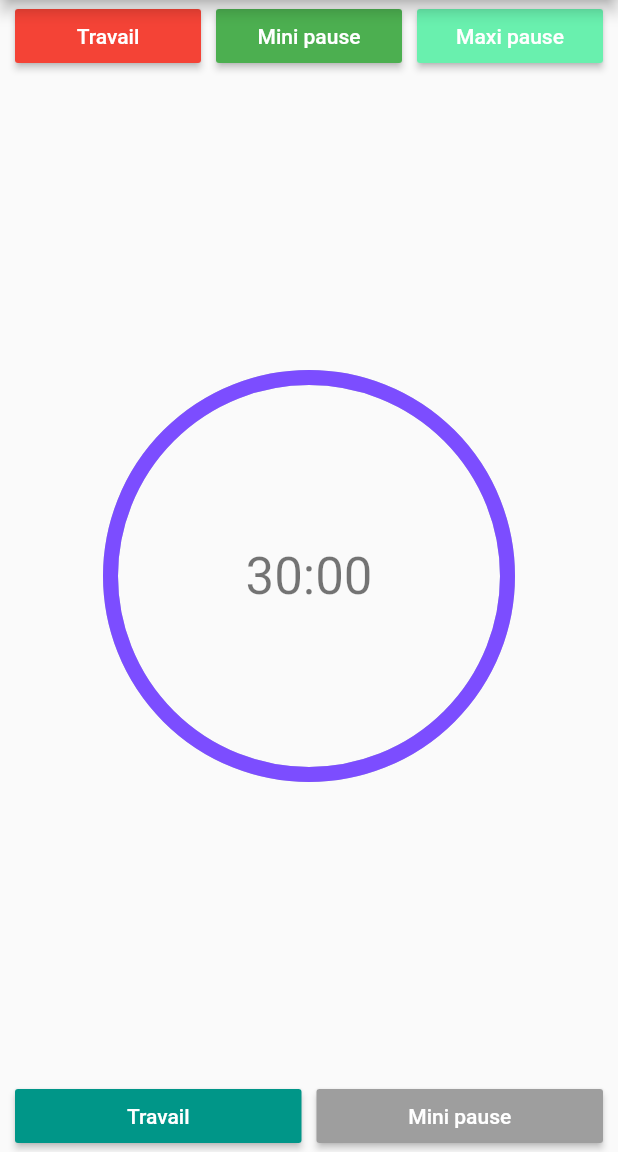
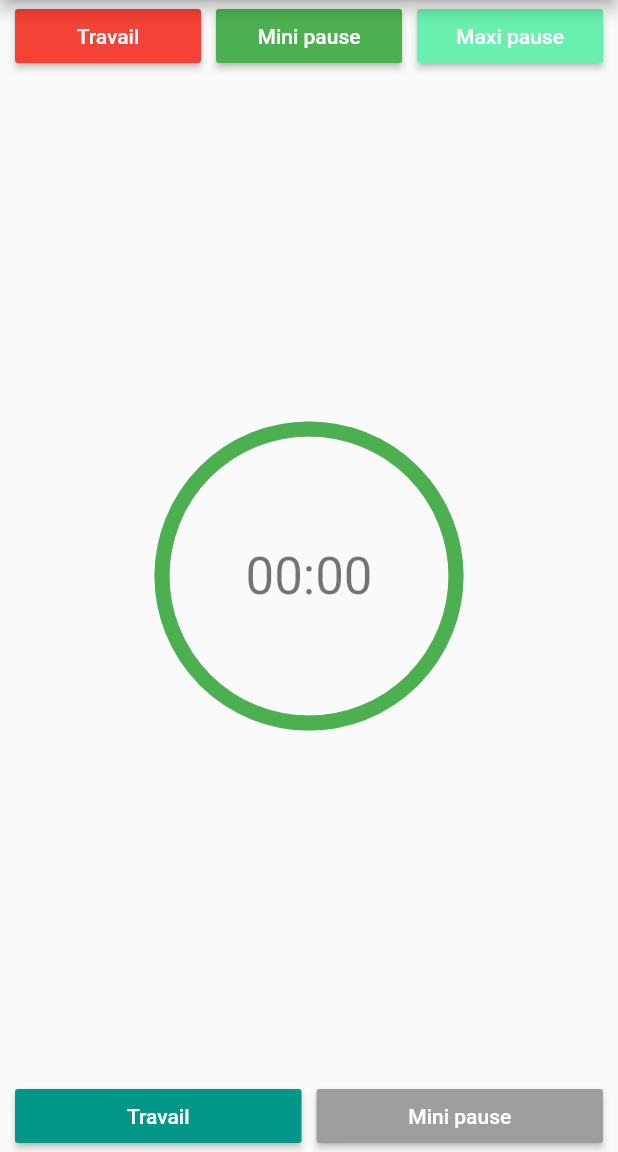
Before and after one commit to LePhostavius/TP2_FLUTTER, a Flutter app: the first screen one second after launch, on a phone screen of 412 x 824 dp, the part 84-1236 px from its top. Run offline on Flutter 3.47's test engine with Material 2 defaults, Android fonts, the phone set to English and light mode, and no system bars; drawn by our look-alikes of percent_indicator.

Commit message:
minuteur fonctionnel

```diff
--- /dev/null
+++ b/gestion_temps/lib/minuteur.dart
@@ -0,0 +1,48 @@
+import 'dart:async';
+
+class ModeleMinuteur {
+  String temps;
+  double pourcentage;
+
+  ModeleMinuteur(this.temps, this.pourcentage);
+}
+
+class Minuteur {
+  double _rayon = 1;
+  bool _estActif = true;
+  Duration _temps = Duration();
+  Duration _tempsTotal = Duration();
+  var tempsTravail = 3;
+
+  void demarrerTravail() {
+    _temps = Duration(minutes: tempsTravail);
+    _tempsTotal = Duration(minutes: tempsTravail);
+  }
+
+  String retournerTemps(Duration t) {
+    String minutes = (t.inMinutes < 10)
+        ? '0' + t.inMinutes.toString()
+        : t.inMinutes.toString();
+    int numSecondes = t.inSeconds - (t.inMinutes * 60);
+    String secondes = (numSecondes < 10)
+        ? '0' + numSecondes.toString()
+        : numSecondes.toString();
+    String tempsFormate = minutes + ':' + secondes;
+    return tempsFormate;
+  }
+
+  Stream<ModeleMinuteur> stream() async* {
+    yield* Stream.periodic(Duration(seconds: 1), (int a) {
+      String temps;
+      if (this._estActif) {
+        _temps = _temps - Duration(seconds: 1);
+        _rayon = _temps.inSeconds / _tempsTotal.inSeconds;
+        if (_temps.inSeconds <= 0) {
+          _estActif = false;
+        }
+      }
+      temps = retournerTemps(_temps);
+      return ModeleMinuteur(temps, _rayon);
+    });
+  }
+}
--- a/gestion_temps/lib/page_accueil_minuterie.dart
+++ b/gestion_temps/lib/page_accueil_minuterie.dart
@@ -4,15 +4,19 @@ import 'package:flutter/material.dart';
 import 'package:gestion_temps/main.dart';
 import 'widgets.dart';
 import 'package:percent_indicator/percent_indicator.dart';
+import 'minuteur.dart';
 
 class PageAccueilMinuterie extends StatelessWidget {
   const PageAccueilMinuterie({Key? key}) : super(key: key);
+
   int aRemplacer() {
     return 1;
   }
 
   @override
   Widget build(BuildContext context) {
+    Minuteur minuteur = new Minuteur();
+    minuteur.demarrerTravail();
     return Scaffold(
         appBar: AppBar(title: Text('Ma gestion du temps')),
         body: LayoutBuilder(
@@ -44,16 +48,26 @@ class PageAccueilMinuterie extends StatelessWidget {
               Padding(padding: EdgeInsets.all(REMPLISSAGE_DEFAUT))
             ]),
             Expanded(
-              child: CircularPercentIndicator(
-                radius: largeurDisponible / 3,
-                lineWidth: 10.0,
-                percent: 1,
-                center: Text(
-                  '30:00',
-                  style: Theme.of(context).textTheme.headline4,
-                ),
-                progressColor: Colors.deepPurpleAccent,
-              ),
+              child: StreamBuilder(
+                  initialData: ModeleMinuteur('00:00', 1),
+                  stream: minuteur.stream(),
+                  builder: (BuildContext context, AsyncSnapshot snapshot) {
+                    ModeleMinuteur minuteur = snapshot.data;
+                    return Container(
+                        child: CircularPercentIndicator(
+                      radius: largeurDisponible / 4,
+                      lineWidth: 10.0,
+                      // ignore: unnecessary_null_comparison
+                      percent: (minuteur.pourcentage == null)
+                          ? 1
+                          : minuteur.pourcentage,
+                      center: Text(
+                        (minuteur.temps == null) ? '00:00' : minuteur.temps,
+                        style: Theme.of(context).textTheme.headline4,
+                      ),
+                      progressColor: Colors.green,
+                    ));
+                  }),
             ),
           ]);
         }),
```
